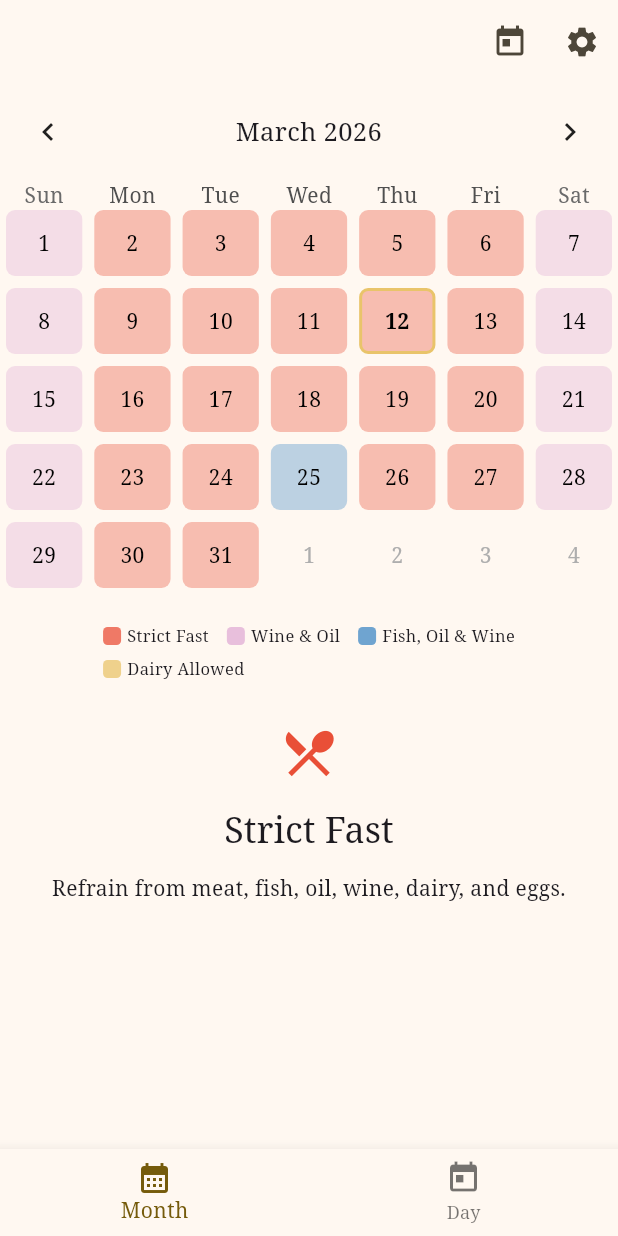
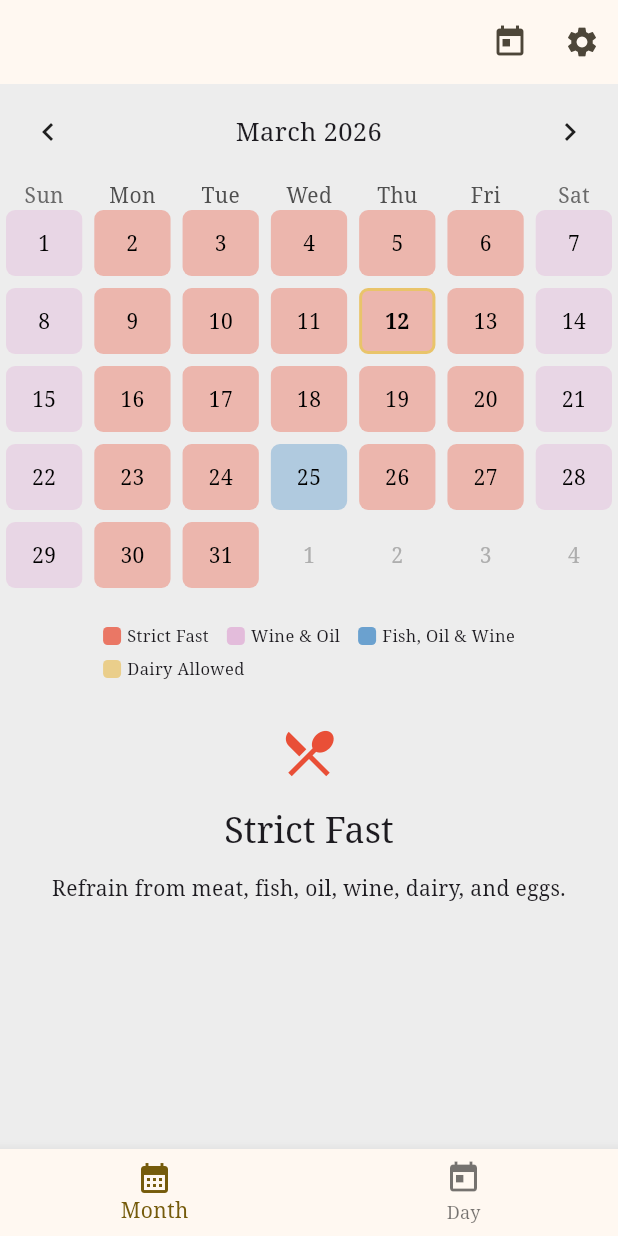
Before and after one commit to d3metrious/OrthodoxFastingCalender, a Flutter app: the screen it shows after launch, on a phone screen of 412 x 824 dp. Run offline on Flutter 3.47's test engine with Material 3 defaults, Android fonts, the phone set to English and light mode, and no system bars; drawn by our look-alikes of table_calendar; our stand-ins replace google_fonts, shared_preferences.

Commit message:
Use static bg color dark mode

```diff
--- a/lib/main.dart
+++ b/lib/main.dart
@@ -47,6 +47,7 @@ class FastingCalendarApp extends StatelessWidget {
               seedColor: AppColors.primary,
               brightness: Brightness.light,
             ),
+            scaffoldBackgroundColor: AppColors.fastingBackgroundLight,
             useMaterial3: true,
             textTheme: textTheme,
           ),
@@ -54,13 +55,15 @@ class FastingCalendarApp extends StatelessWidget {
             colorScheme: ColorScheme.fromSeed(
               seedColor: AppColors.primary,
               brightness: Brightness.dark,
+            ).copyWith(
+              surface: AppColors.fastingBackgroundDark,
             ),
+            scaffoldBackgroundColor: AppColors.fastingBackgroundDark,
             useMaterial3: true,
             textTheme: darkTextTheme,
           ),
           themeMode: themeService.themeMode,
-          // Removed 'const' to ensure it rebuilds when MaterialApp rebuilds
-          home: CalendarPage(),
+          home: const CalendarPage(),
         );
       },
     );
--- a/lib/utils/app_colors.dart
+++ b/lib/utils/app_colors.dart
@@ -13,7 +13,7 @@ class AppColors {
 
   // ── Calendar ─────────────────────────────────────────────────────────────
   static const Color fastingBackgroundLight = Color(0xFFEDEDED);
-  static const Color fastingBackgroundDark  = Color(0xFF121212);
+  static const Color fastingBackgroundDark  = Color(0xFF2c2c2c);
 
   // ── Neutral ──────────────────────────────────────────────────────────────
   static const Color noFastingText = Colors.grey;
```
